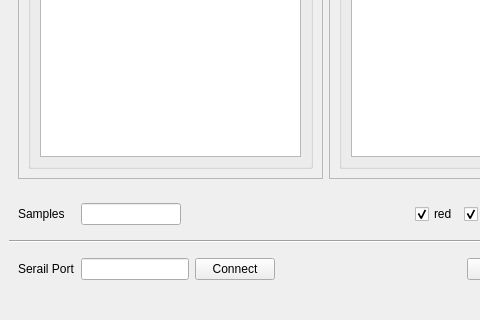
This is python/colorimeter/colorimeter/colorimeter_gui.ui in iorodeo/colorimeter as Qt 5 draws it before an edit; both pictures show x 0 to 480 and y 121 to 441 of the 651 by 441 pixel window. The edited form follows.
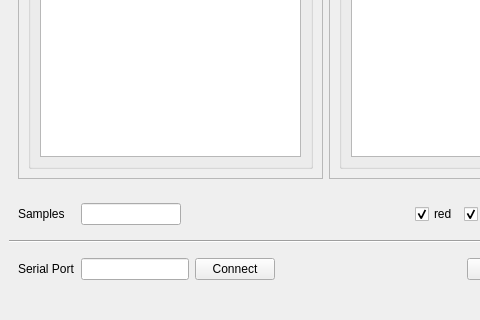
This is the edited form.

Commit message: Fixed spelling error on GUI text label.

Patch:
```diff
--- a/python/colorimeter/colorimeter/colorimeter_gui.ui
+++ b/python/colorimeter/colorimeter/colorimeter_gui.ui
@@ -224,7 +224,7 @@
        <item>
         <widget class="QLabel" name="label">
          <property name="text">
-          <string>Serail Port</string>
+          <string>Serial Port</string>
          </property>
         </widget>
        </item>
```
The commit also changes 1 other file.
